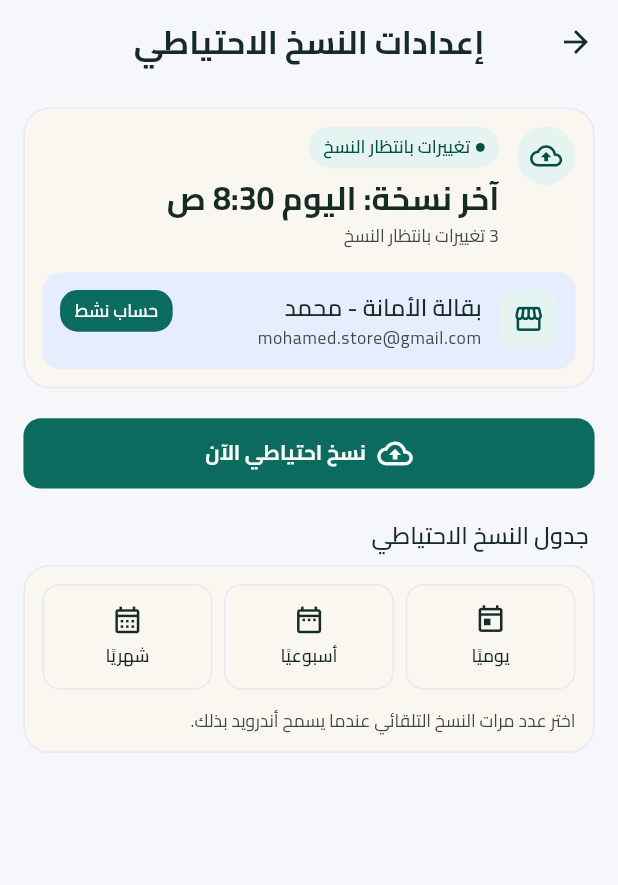
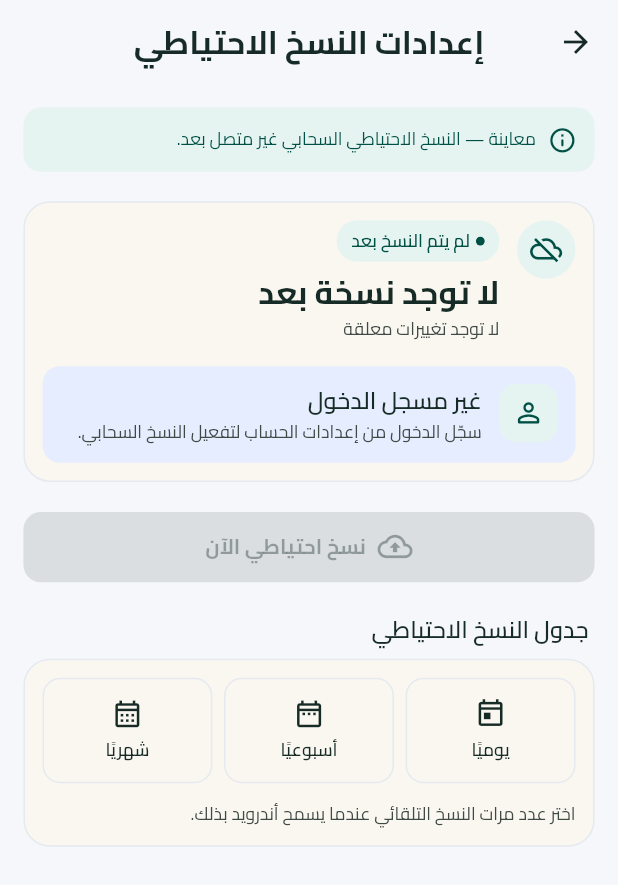
Before and after one commit to MG-B17/Daftari-App, a Flutter app: the SettingsScreen screen opened by its route, after a tap on "إدارة النسخ الاحتياطي", on a phone screen of 412 x 824 dp. Shown: the top 885 px of the screen. Run offline on Flutter 3.47's test engine with Material 3 defaults, Android fonts, the phone set to English and light mode, and no system bars; our stand-ins replace animated_theme_switcher, connectivity_plus, drift, drift_flutter, equatable, firebase_core and 14 more; missing offline and left inert: marionette_flutter; accounts and stored records are empty; generated files the repository leaves out were written again.

Commit message:
refactor backup ui and solve test error

```diff
--- a/lib/features/backup/presentation/models/backup_view_state.dart
+++ b/lib/features/backup/presentation/models/backup_view_state.dart
@@ -1,10 +1,12 @@
 import 'package:equatable/equatable.dart';
+
+import '../../../auth/session/domain/entities/auth_user.dart';
 
 enum BackupStatus { neverBackedUp, pending, running, failed, upToDate }
 
 enum BackupSchedule { daily, weekly, monthly }
 
-/// Presentation snapshot rendered by the backup UI (mock data in Task 1).
+/// Presentation snapshot rendered by the backup UI (preview state in Task 1).
 final class BackupViewState extends Equatable {
   const BackupViewState({
     required this.status,
@@ -13,16 +15,16 @@ final class BackupViewState extends Equatable {
     this.lastConfirmedAt,
     this.accountEmail,
     this.accountShopName,
+    this.isPreview = false,
   });
 
-  /// Default preview: a linked ledger with local changes waiting for upload
-  /// and no schedule chosen yet.
-  static final mock = BackupViewState(
-    status: BackupStatus.pending,
-    pendingChanges: 3,
-    lastConfirmedAt: DateTime.now().subtract(const Duration(hours: 2)),
-    accountEmail: 'mohamed.store@gmail.com',
-    accountShopName: 'بقالة الأمانة - محمد',
+  /// Default empty preview before cloud backup is wired in later tasks.
+  factory BackupViewState.preview({AuthUser? user}) => BackupViewState(
+    status: BackupStatus.neverBackedUp,
+    pendingChanges: 0,
+    accountEmail: user?.email,
+    accountShopName: user?.shopName,
+    isPreview: true,
   );
 
   final BackupStatus status;
@@ -31,6 +33,7 @@ final class BackupViewState extends Equatable {
   final DateTime? lastConfirmedAt;
   final String? accountEmail;
   final String? accountShopName;
+  final bool isPreview;
 
   bool get isRunning => status == BackupStatus.running;
 
@@ -44,5 +47,6 @@ final class BackupViewState extends Equatable {
     lastConfirmedAt,
     accountEmail,
     accountShopName,
+    isPreview,
   ];
 }
--- a/lib/features/backup/presentation/screens/backup_screen.dart
+++ b/lib/features/backup/presentation/screens/backup_screen.dart
@@ -3,11 +3,10 @@ import 'package:flutter/material.dart';
 import '../../../../core/extensions/context_extensions.dart';
 import '../../../../core/theme/app_spacing.dart';
 import '../../../../core/widgets/app_scaffold.dart';
-import '../../../settings/presentation/widgets/settings_section_card.dart';
 import '../models/backup_view_state.dart';
 import '../widgets/backup_labels.dart';
 import '../widgets/backup_now_button.dart';
-import '../widgets/backup_schedule_selector.dart';
+import '../widgets/backup_schedule_section.dart';
 import '../widgets/backup_status_card.dart';
 
 class BackupScreen extends StatelessWidget {
@@ -16,25 +15,23 @@ class BackupScreen extends StatelessWidget {
   final BackupViewState? state;
 
   @override
-  Widget build(BuildContext context) {
-    final view = state ?? BackupViewState.mock;
-    return AppScaffold(
-      title: context.l10n.backupScreenTitle,
-      body: ListView(
+  Widget build(BuildContext context) => AppScaffold(
+    title: context.l10n.backupScreenTitle,
+    body: BackupViewStateBuilder(
+      state: state,
+      builder: (context, view) => ListView(
         children: [
+          if (view.isPreview) ...[
+            const BackupPreviewBanner(),
+            SizedBox(height: AppSpacing.settingsSectionGap),
+          ],
           BackupStatusCard(state: view),
           SizedBox(height: AppSpacing.settingsSectionGap),
           BackupNowButton(state: view, fullWidth: true),
           SizedBox(height: AppSpacing.settingsSectionGap),
-          SettingsSectionCard(
-            title: context.l10n.backupScheduleTitle,
-            child: BackupScheduleSelector(
-              selected: view.schedule,
-              onSelected: (_) => showBackupMockNotice(context),
-            ),
-          ),
+          BackupScheduleSection(initialSchedule: view.schedule),
         ],
       ),
-    );
-  }
+    ),
+  );
 }
--- a/lib/features/backup/presentation/widgets/backup_account_card.dart
+++ b/lib/features/backup/presentation/widgets/backup_account_card.dart
@@ -11,7 +11,16 @@ class BackupAccountCard extends StatelessWidget {
   final String? email;
 
   @override
-  Widget build(BuildContext context) => Container(
+  Widget build(BuildContext context) {
+    final trimmedShop = shopName?.trim();
+    final trimmedEmail = email?.trim();
+    final hasAccount =
+        (trimmedShop != null && trimmedShop.isNotEmpty) ||
+        (trimmedEmail != null && trimmedEmail.isNotEmpty);
+    final captionStyle = context.textTheme.bodySmall?.copyWith(
+      color: context.colorScheme.onSurfaceVariant,
+    );
+    return Container(
       width: double.infinity,
       padding: AppSpacing.settingsCardPadding,
       decoration: BoxDecoration(
@@ -21,24 +30,38 @@ class BackupAccountCard extends StatelessWidget {
       child: Row(
         crossAxisAlignment: CrossAxisAlignment.start,
         children: [
-        const SettingsIconBox(icon: Icons.storefront_outlined),
+          SettingsIconBox(
+            icon: hasAccount
+                ? Icons.storefront_outlined
+                : Icons.person_outline_rounded,
+          ),
           SizedBox(width: AppSpacing.compact),
           Expanded(
-          child: Column(
+            child: hasAccount
+                ? Column(
                     crossAxisAlignment: CrossAxisAlignment.start,
                     children: [
-              if (shopName case final name? when name.isNotEmpty)
-                Text(name, style: context.textTheme.titleMedium),
-              if (email case final address? when address.isNotEmpty)
+                      if (trimmedShop != null && trimmedShop.isNotEmpty)
+                        Text(trimmedShop, style: context.textTheme.titleMedium),
+                      if (trimmedEmail != null && trimmedEmail.isNotEmpty)
+                        Text(trimmedEmail, style: captionStyle),
+                    ],
+                  )
+                : Column(
+                    crossAxisAlignment: CrossAxisAlignment.start,
+                    children: [
                       Text(
-                  address,
-                  style: context.textTheme.bodySmall?.copyWith(
-                    color: context.colorScheme.onSurfaceVariant,
+                        context.l10n.backupAccountSignedOutTitle,
+                        style: context.textTheme.titleMedium,
                       ),
+                      Text(
+                        context.l10n.backupAccountSignedOutSubtitle,
+                        style: captionStyle,
                       ),
                     ],
                   ),
           ),
+          if (hasAccount) ...[
             SizedBox(width: AppSpacing.sm),
             Container(
               padding: AppSpacing.badgePadding,
@@ -54,6 +77,8 @@ class BackupAccountCard extends StatelessWidget {
               ),
             ),
           ],
+        ],
       ),
     );
   }
+}
--- a/lib/features/backup/presentation/widgets/backup_labels.dart
+++ b/lib/features/backup/presentation/widgets/backup_labels.dart
@@ -1,8 +1,12 @@
 import 'package:flutter/material.dart';
+import 'package:flutter_bloc/flutter_bloc.dart';
 
 import '../../../../core/extensions/context_extensions.dart';
 import '../../../../core/extensions/string_extensions.dart';
+import '../../../../core/theme/app_spacing.dart';
 import '../../../../core/utils/app_date_utils.dart';
+import '../../../auth/session/presentation/cubit/auth_session_cubit.dart';
+import '../../../auth/session/presentation/cubit/auth_session_state.dart';
 import '../models/backup_view_state.dart';
 
 extension BackupStatusLabels on BackupStatus {
@@ -56,6 +60,80 @@ extension BackupViewStateLabels on BackupViewState {
 
   String pendingLabel(BuildContext context) =>
       context.l10n.backupPendingChanges(pendingChanges);
+
+  String? failureHint(BuildContext context) {
+    if (status != BackupStatus.failed) return null;
+    return lastConfirmedAt == null
+        ? context.l10n.backupFailedFirstHint
+        : context.l10n.backupFailedHint;
+  }
+}
+
+/// Resolves an explicit [state] or falls back to an accurate preview state
+/// reflecting the current [AuthSessionCubit] account when available.
+class BackupViewStateBuilder extends StatelessWidget {
+  const BackupViewStateBuilder({
+    super.key,
+    required this.state,
+    required this.builder,
+  });
+
+  final BackupViewState? state;
+  final Widget Function(BuildContext context, BackupViewState view) builder;
+
+  @override
+  Widget build(BuildContext context) {
+    if (state case final fixed?) return builder(context, fixed);
+    final authCubit = context.read<AuthSessionCubit?>();
+    if (authCubit == null) {
+      return builder(context, BackupViewState.preview());
+    }
+    return BlocBuilder<AuthSessionCubit, AuthSessionState>(
+      builder: (context, authState) => builder(
+        context,
+        BackupViewState.preview(
+          user: authState.isAuthenticated ? authState.user : null,
+        ),
+      ),
+    );
+  }
+}
+
+class BackupPreviewBanner extends StatelessWidget {
+  const BackupPreviewBanner({super.key});
+
+  @override
+  Widget build(BuildContext context) {
+    final colors = context.colorScheme;
+    return Container(
+      key: const ValueKey('backup-preview-banner'),
+      width: double.infinity,
+      padding: AppSpacing.authNotePadding,
+      decoration: BoxDecoration(
+        color: colors.primaryContainer,
+        borderRadius: AppSpacing.settingsOptionRadius,
+      ),
+      child: Row(
+        crossAxisAlignment: CrossAxisAlignment.start,
+        children: [
+          Icon(
+            Icons.info_outline_rounded,
+            size: AppSpacing.iconSmall,
+            color: colors.onPrimaryContainer,
+          ),
+          SizedBox(width: AppSpacing.sm),
+          Expanded(
+            child: Text(
+              context.l10n.backupPreviewBanner,
+              style: context.textTheme.bodySmall?.copyWith(
+                color: colors.onPrimaryContainer,
+              ),
+            ),
+          ),
+        ],
+      ),
+    );
+  }
 }
 
 void showBackupMockNotice(BuildContext context) => ScaffoldMessenger.of(context)
--- /dev/null
+++ b/lib/features/backup/presentation/widgets/backup_schedule_section.dart
@@ -0,0 +1,37 @@
+import 'package:flutter/material.dart';
+
+import '../../../../core/extensions/context_extensions.dart';
+import '../../../settings/presentation/widgets/settings_section_card.dart';
+import '../models/backup_view_state.dart';
+import 'backup_schedule_selector.dart';
+
+/// Manages local schedule selection until Task 4 connects [BackupCubit].
+class BackupScheduleSection extends StatefulWidget {
+  const BackupScheduleSection({super.key, this.initialSchedule});
+
+  final BackupSchedule? initialSchedule;
+
+  @override
+  State<BackupScheduleSection> createState() => _BackupScheduleSectionState();
+}
+
+class _BackupScheduleSectionState extends State<BackupScheduleSection> {
+  late BackupSchedule? _selected = widget.initialSchedule;
+
+  @override
+  void didUpdateWidget(covariant BackupScheduleSection oldWidget) {
+    super.didUpdateWidget(oldWidget);
+    if (widget.initialSchedule != oldWidget.initialSchedule) {
+      _selected = widget.initialSchedule;
+    }
+  }
+
+  @override
+  Widget build(BuildContext context) => SettingsSectionCard(
+    title: context.l10n.backupScheduleTitle,
+    child: BackupScheduleSelector(
+      selected: _selected,
+      onSelected: (schedule) => setState(() => _selected = schedule),
+    ),
+  );
+}
--- a/lib/features/backup/presentation/widgets/backup_settings_section.dart
+++ b/lib/features/backup/presentation/widgets/backup_settings_section.dart
@@ -18,8 +18,9 @@ class BackupSettingsSection extends StatelessWidget {
   final BackupViewState? state;
 
   @override
-  Widget build(BuildContext context) {
-    final view = state ?? BackupViewState.mock;
+  Widget build(BuildContext context) => BackupViewStateBuilder(
+    state: state,
+    builder: (context, view) {
       final l10n = context.l10n;
       return SettingsSectionCard(
         title: l10n.backupSectionTitle,
@@ -27,6 +28,10 @@ class BackupSettingsSection extends StatelessWidget {
           color: context.appColors.cardPaperSurface,
           child: Column(
             children: [
+              if (view.isPreview) ...[
+                const BackupPreviewBanner(),
+                SizedBox(height: AppSpacing.compact),
+              ],
               if (view.isRunning) ...[
                 const LinearProgressIndicator(),
                 SizedBox(height: AppSpacing.compact),
@@ -55,7 +60,8 @@ class BackupSettingsSection extends StatelessWidget {
           ),
         ),
       );
-  }
+    },
+  );
 }
 
 class _StatusRow extends StatelessWidget {
@@ -68,6 +74,7 @@ class _StatusRow extends StatelessWidget {
     final captionStyle = context.textTheme.bodySmall?.copyWith(
       color: context.colorScheme.onSurfaceVariant,
     );
+    final failureText = state.failureHint(context);
     return Row(
       crossAxisAlignment: CrossAxisAlignment.start,
       children: [
@@ -92,9 +99,9 @@ class _StatusRow extends StatelessWidget {
               SizedBox(height: AppSpacing.xxs),
               Text(state.lastConfirmedLabel(context), style: captionStyle),
               Text(state.pendingLabel(context), style: captionStyle),
-              if (state.status == BackupStatus.failed)
+              if (failureText != null)
                 Text(
-                  context.l10n.backupFailedHint,
+                  failureText,
                   style: context.textTheme.bodySmall?.copyWith(
                     color: context.appColors.creditColor,
                   ),
--- a/lib/features/backup/presentation/widgets/backup_status_card.dart
+++ b/lib/features/backup/presentation/widgets/backup_status_card.dart
@@ -17,6 +17,7 @@ class BackupStatusCard extends StatelessWidget {
     final captionStyle = context.textTheme.bodySmall?.copyWith(
       color: context.colorScheme.onSurfaceVariant,
     );
+    final failureText = state.failureHint(context);
     return Container(
       width: double.infinity,
       padding: AppSpacing.settingsCardPadding,
@@ -48,9 +49,9 @@ class BackupStatusCard extends StatelessWidget {
                       style: context.textTheme.titleLarge,
                     ),
                     Text(state.pendingLabel(context), style: captionStyle),
-                    if (state.status == BackupStatus.failed)
+                    if (failureText != null)
                       Text(
-                        context.l10n.backupFailedHint,
+                        failureText,
                         style: context.textTheme.bodySmall?.copyWith(
                           color: context.appColors.creditColor,
                         ),
--- a/lib/l10n/app_ar.arb
+++ b/lib/l10n/app_ar.arb
@@ -350,6 +350,10 @@
   "backupPendingChanges": "{count, plural, =0{لا توجد تغييرات معلقة} =1{تغيير واحد بانتظار النسخ} =2{تغييران بانتظار النسخ} few{{count} تغييرات بانتظار النسخ} many{{count} تغييرًا بانتظار النسخ} other{{count} تغيير بانتظار النسخ}}",
   "@backupPendingChanges": {"placeholders": {"count": {"type": "int"}}},
   "backupFailedHint": "لم تكتمل المحاولة الأخيرة. نسختك السابقة محفوظة.",
+  "backupFailedFirstHint": "لم تكتمل محاولة النسخ. دفترك المحلي محفوظ بأمان على هذا الجهاز.",
+  "backupPreviewBanner": "معاينة — النسخ الاحتياطي السحابي غير متصل بعد.",
+  "backupAccountSignedOutTitle": "غير مسجل الدخول",
+  "backupAccountSignedOutSubtitle": "سجّل الدخول من إعدادات الحساب لتفعيل النسخ السحابي.",
   "backupNowAction": "نسخ احتياطي الآن",
   "backupNowTitle": "حفظ نسخة فورية للسحابة",
   "backupNowSubtitle": "تأمين كافة الديون والتسديدات الآن",
--- a/lib/l10n/app_en.arb
+++ b/lib/l10n/app_en.arb
@@ -350,6 +350,10 @@
   "backupPendingChanges": "{count, plural, =0{No pending changes} =1{1 change pending} other{{count} changes pending}}",
   "@backupPendingChanges": {"placeholders": {"count": {"type": "int"}}},
   "backupFailedHint": "The last attempt didn't finish. Your previous backup is safe.",
+  "backupFailedFirstHint": "The backup attempt didn't finish. Your local ledger is safe on this device.",
+  "backupPreviewBanner": "Preview — cloud backup is not connected yet.",
+  "backupAccountSignedOutTitle": "Signed out",
+  "backupAccountSignedOutSubtitle": "Sign in from Account settings to enable cloud backup.",
   "backupNowAction": "Back up now",
   "backupNowTitle": "Save an instant cloud copy",
   "backupNowSubtitle": "Secure all debts and payments now",
```
Also changed, not shown: lib/l10n/generated/app_localizations.dart, lib/l10n/generated/app_localizations_ar.dart, lib/l10n/generated/app_localizations_en.dart, 1 other file. Lines whose indentation alone changed are shown as unchanged.
